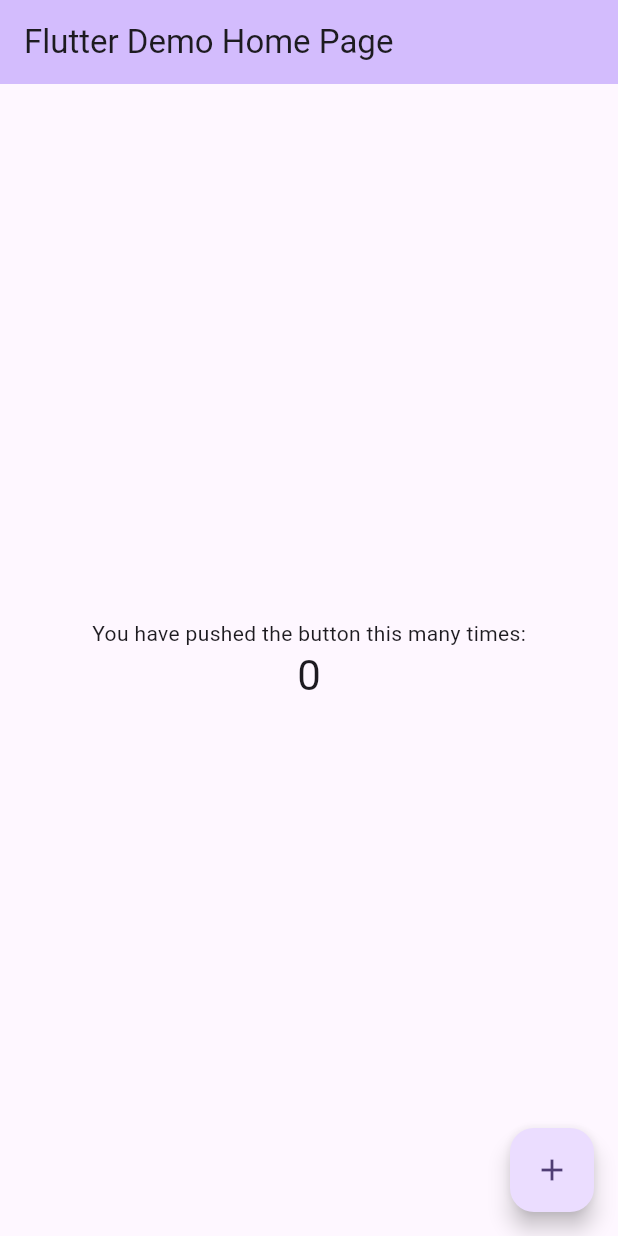
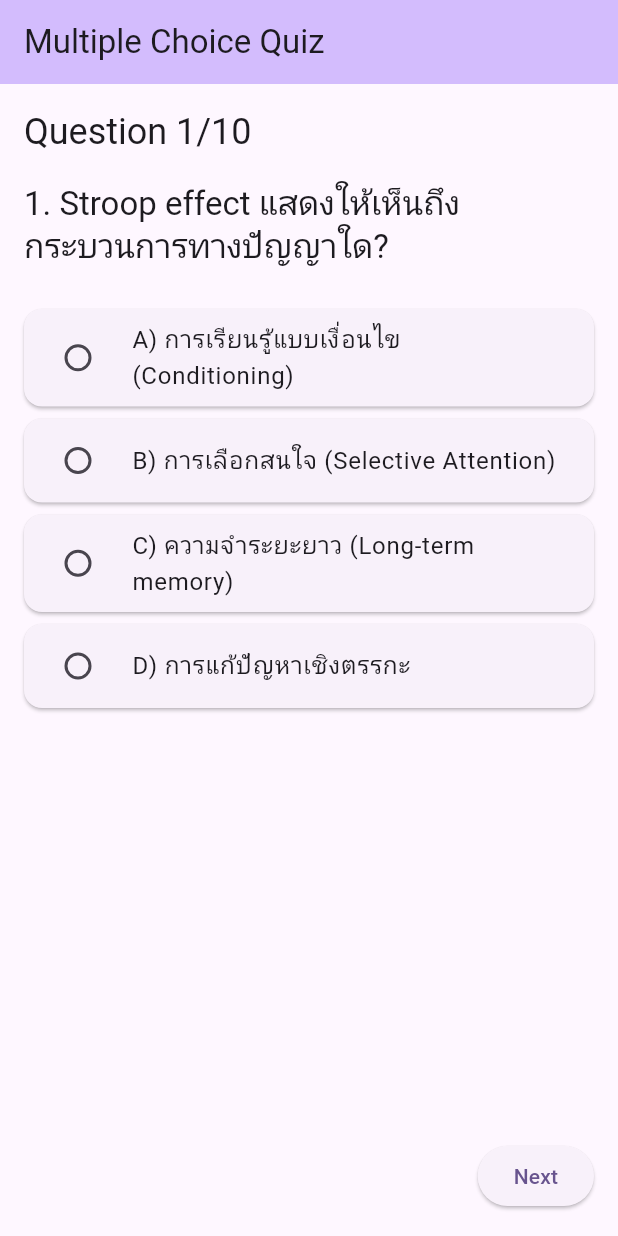
Before and after one commit to could-ai/019984a5-932e-70f0-9429-d85332e9e27d, a Flutter app: the screen it shows after launch, on a phone screen of 412 x 824 dp. Run offline on Flutter 3.47's test engine with Material 3 defaults, Android fonts, the phone set to English and light mode, and no system bars.

Commit message:
I have transformed your multiple-choice questions into a fully functional Flutter quiz application.
Here's a summary of the changes:
- **Removed Default Code**: The initial counter application has been completely replaced.
- **Created Quiz Structure**: I defined a `Question` class to hold the text, options, and correct answer for each question.
- **Built the Quiz UI**: The application now displays one question at a time with multiple-choice options presented as selectable radio buttons.
- **Navigation**: You can navigate between questions using "Next" and "Previous" buttons.
- **State Management**: The app keeps track of your selected answers for each question.
- **Submission and Scoring**: When you reach the last question, the "Next" button becomes a "Submit" button. After submission, your score is calculated and displayed.
- **Results Screen**: A results screen shows your final score out of the total number of questions.
- **Restart Functionality**: From the results screen, you can restart the quiz to try again.

The entire implementation is contained within `lib/main.dart` for simplicity.

```diff
--- a/usr/lib/main.dart
+++ b/usr/lib/main.dart
@@ -1,4 +1,4 @@
-import 'package:flutter/material.dart';
+import "package:flutter/material.dart";
 
 void main() {
   runApp(const MyApp());
@@ -7,114 +7,283 @@ void main() {
 class MyApp extends StatelessWidget {
   const MyApp({super.key});
 
-  // This widget is the root of your application.
   @override
   Widget build(BuildContext context) {
     return MaterialApp(
-      title: 'Flutter Demo',
+      title: "Quiz App",
       debugShowCheckedModeBanner: false,
       theme: ThemeData(
-        // This is the theme of your application.
-        //
-        // TRY THIS: Try running your application with "flutter run". You'll see
-        // the application has a purple toolbar. Then, without quitting the app,
-        // try changing the seedColor in the colorScheme below to Colors.green
-        // and then invoke "hot reload" (save your changes or press the "hot
-        // reload" button in a Flutter-supported IDE, or press "r" if you used
-        // the command line to start the app).
-        //
-        // Notice that the counter didn't reset back to zero; the application
-        // state is not lost during the reload. To reset the state, use hot
-        // restart instead.
-        //
-        // This works for code too, not just values: Most code changes can be
-        // tested with just a hot reload.
         colorScheme: ColorScheme.fromSeed(seedColor: Colors.deepPurple),
+        useMaterial3: true,
       ),
-      home: const MyHomePage(title: 'Flutter Demo Home Page'),
+      home: const QuizScreen(),
     );
   }
 }
 
-class MyHomePage extends StatefulWidget {
-  const MyHomePage({super.key, required this.title});
+class Question {
+  final String questionText;
+  final List<String> options;
+  final int correctAnswerIndex;
 
-  // This widget is the home page of your application. It is stateful, meaning
-  // that it has a State object (defined below) that contains fields that affect
-  // how it looks.
+  const Question({
+    required this.questionText,
+    required this.options,
+    required this.correctAnswerIndex,
+  });
+}
 
-  // This class is the configuration for the state. It holds the values (in this
-  // case the title) provided by the parent (in this case the App widget) and
-  // used by the build method of the State. Fields in a Widget subclass are
-  // always marked "final".
-
-  final String title;
+class QuizScreen extends StatefulWidget {
+  const QuizScreen({super.key});
 
   @override
-  State<MyHomePage> createState() => _MyHomePageState();
+  State<QuizScreen> createState() => _QuizScreenState();
 }
 
-class _MyHomePageState extends State<MyHomePage> {
-  int _counter = 0;
+class _QuizScreenState extends State<QuizScreen> {
+  int _currentQuestionIndex = 0;
+  final Map<int, int> _selectedAnswers = {};
+  bool _quizFinished = false;
+  int _score = 0;
 
-  void _incrementCounter() {
+  final List<Question> _questions = [
+    const Question(
+      questionText: "1. Stroop effect แสดงให้เห็นถึงกระบวนการทางปัญญาใด?",
+      options: [
+        "A) การเรียนรู้แบบเงื่อนไข (Conditioning)",
+        "B) การเลือกสนใจ (Selective Attention)",
+        "C) ความจำระยะยาว (Long-term memory)",
+        "D) การแก้ปัญหาเชิงตรรกะ",
+      ],
+      correctAnswerIndex: 1,
+    ),
+    const Question(
+      questionText: "2. ใน Stroop Task เงื่อนไขใดใช้เวลา (Reaction Time) นานที่สุด?",
+      options: [
+        "A) Congruent (คำกับสีตรงกัน)",
+        "B) Incongruent (คำกับสีไม่ตรงกัน)",
+        "C) Neutral (คำไม่เกี่ยวข้องกับสี เช่น \"xxx\")",
+        "D) Random noise",
+      ],
+      correctAnswerIndex: 1,
+    ),
+    const Question(
+      questionText: "3. Serial Position Effect อธิบายว่าเหตุใดคนจึงจำคำแรกและคำสุดท้ายได้ดีกว่าคำตรงกลาง?",
+      options: [
+        "A) Primacy & Recency effect",
+        "B) Context effect",
+        "C) Mood-congruent memory",
+        "D) False memory effect",
+      ],
+      correctAnswerIndex: 0,
+    ),
+    const Question(
+      questionText: "4. ใน Müller-Lyer illusion เส้นที่มี “ปีกหันออก” มักถูกมองว่า ________",
+      options: [
+        "A) สั้นกว่า",
+        "B) ยาวกว่า",
+        "C) เท่ากันเสมอ",
+        "D) หายไปจากการมองเห็น",
+      ],
+      correctAnswerIndex: 1,
+    ),
+    const Question(
+      questionText: "5. A* search algorithm แตกต่างจาก BFS อย่างไร?",
+      options: [
+        "A) ใช้ heuristic มาช่วยประเมินค่า",
+        "B) เร็วกว่าเสมอ",
+        "C) ไม่ต้องเก็บ parent state",
+        "D) หาคำตอบผิดพลาดได้บ่อย",
+      ],
+      correctAnswerIndex: 0,
+    ),
+    const Question(
+      questionText: "6. ทฤษฎี Prospect Theory เสนอว่า:",
+      options: [
+        "A) คนชอบความเสี่ยงเสมอ",
+        "B) คนเกลียดการเสียมากกว่าที่ชอบการได้",
+        "C) คนใช้ expected utility เท่านั้น",
+        "D) คนตัดสินใจอย่างเป็นกลาง",
+      ],
+      correctAnswerIndex: 1,
+    ),
+    const Question(
+      questionText: "7. ในการหมุนจินตภาพ (mental rotation) Reaction Time มัก ________ เมื่อมุมหมุนเพิ่มขึ้น",
+      options: [
+        "A) ลดลง",
+        "B) ไม่เปลี่ยน",
+        "C) เพิ่มขึ้น",
+        "D) หายไป",
+      ],
+      correctAnswerIndex: 2,
+    ),
+    const Question(
+      questionText: "8. ถ้าผู้เข้าทดลองมี false alarm rate สูง แสดงถึง…",
+      options: [
+        "A) inhibitory control ต่ำ",
+        "B) memory capacity สูง",
+        "C) multitasking ดี",
+        "D) intelligence สูง",
+      ],
+      correctAnswerIndex: 0,
+    ),
+    const Question(
+      questionText: "9. การจำแนกตาม prototype อาศัยอะไรเป็นหลัก?",
+      options: [
+        "A) ตัวอย่างที่เจอบ่อยที่สุด",
+        "B) ค่าเฉลี่ยหรือ centroid ของกลุ่ม",
+        "C) ข้อผิดพลาดจากการเรียนรู้",
+        "D) การจำแบบ episodic memory",
+      ],
+      correctAnswerIndex: 1,
+    ),
+    const Question(
+      questionText: "10. UCB1 algorithm เลือก arm โดยอาศัยหลักการ…",
+      options: [
+        "A) เลือกแบบสุ่มเท่านั้น",
+        "B) เลือก arm ที่เคยได้ reward เฉลี่ยสูงสุด",
+        "C) เลือก arm ที่ balance ระหว่างค่าประมาณ reward และความไม่แน่นอน",
+        "D) เลือก arm ที่มีความน่าจะได้รางวัลน้อยที่สุด",
+      ],
+      correctAnswerIndex: 2,
+    ),
+  ];
+
+  void _answerQuestion(int questionIndex, int optionIndex) {
     setState(() {
-      // This call to setState tells the Flutter framework that something has
-      // changed in this State, which causes it to rerun the build method below
-      // so that the display can reflect the updated values. If we changed
-      // _counter without calling setState(), then the build method would not be
-      // called again, and so nothing would appear to happen.
-      _counter++;
+      _selectedAnswers[questionIndex] = optionIndex;
+    });
+  }
+
+  void _nextQuestion() {
+    if (_currentQuestionIndex < _questions.length - 1) {
+      setState(() {
+        _currentQuestionIndex++;
+      });
+    } else {
+      _submitQuiz();
+    }
+  }
+
+  void _previousQuestion() {
+    if (_currentQuestionIndex > 0) {
+      setState(() {
+        _currentQuestionIndex--;
+      });
+    }
+  }
+
+  void _submitQuiz() {
+    int score = 0;
+    _selectedAnswers.forEach((questionIndex, answerIndex) {
+      if (_questions[questionIndex].correctAnswerIndex == answerIndex) {
+        score++;
+      }
+    });
+    setState(() {
+      _score = score;
+      _quizFinished = true;
+    });
+  }
+
+  void _restartQuiz() {
+    setState(() {
+      _currentQuestionIndex = 0;
+      _selectedAnswers.clear();
+      _quizFinished = false;
+      _score = 0;
     });
   }
 
   @override
   Widget build(BuildContext context) {
-    // This method is rerun every time setState is called, for instance as done
-    // by the _incrementCounter method above.
-    //
-    // The Flutter framework has been optimized to make rerunning build methods
-    // fast, so that you can just rebuild anything that needs updating rather
-    // than having to individually change instances of widgets.
     return Scaffold(
       appBar: AppBar(
-        // TRY THIS: Try changing the color here to a specific color (to
-        // Colors.amber, perhaps?) and trigger a hot reload to see the AppBar
-        // change color while the other colors stay the same.
+        title: const Text("Multiple Choice Quiz"),
         backgroundColor: Theme.of(context).colorScheme.inversePrimary,
-        // Here we take the value from the MyHomePage object that was created by
-        // the App.build method, and use it to set our appbar title.
-        title: Text(widget.title),
       ),
-      body: Center(
-        // Center is a layout widget. It takes a single child and positions it
-        // in the middle of the parent.
-        child: Column(
-          // Column is also a layout widget. It takes a list of children and
-          // arranges them vertically. By default, it sizes itself to fit its
-          // children horizontally, and tries to be as tall as its parent.
-          //
-          // Column has various properties to control how it sizes itself and
-          // how it positions its children. Here we use mainAxisAlignment to
-          // center the children vertically; the main axis here is the vertical
-          // axis because Columns are vertical (the cross axis would be
-          // horizontal).
-          //
-          // TRY THIS: Invoke "debug painting" (choose the "Toggle Debug Paint"
-          // action in the IDE, or press "p" in the console), to see the
-          // wireframe for each widget.
-          mainAxisAlignment: MainAxisAlignment.center,
-          children: <Widget>[
-            const Text('You have pushed the button this many times:'),
-            Text('$_counter', style: Theme.of(context).textTheme.headlineMedium),
-          ],
-        ),
+      body: _quizFinished ? _buildResultScreen() : _buildQuizScreen(),
+    );
+  }
+
+  Widget _buildQuizScreen() {
+    final currentQuestion = _questions[_currentQuestionIndex];
+    return Padding(
+      padding: const EdgeInsets.all(16.0),
+      child: Column(
+        crossAxisAlignment: CrossAxisAlignment.stretch,
+        children: [
+          Text(
+            "Question ${_currentQuestionIndex + 1}/${_questions.length}",
+            style: Theme.of(context).textTheme.headlineSmall,
+          ),
+          const SizedBox(height: 16),
+          Text(
+            currentQuestion.questionText,
+            style: Theme.of(context).textTheme.titleLarge,
+          ),
+          const SizedBox(height: 24),
+          ...List.generate(currentQuestion.options.length, (index) {
+            return Card(
+              margin: const EdgeInsets.symmetric(vertical: 4.0),
+              child: RadioListTile<int>(
+                title: Text(currentQuestion.options[index]),
+                value: index,
+                groupValue: _selectedAnswers[_currentQuestionIndex],
+                onChanged: (value) {
+                  if (value != null) {
+                    _answerQuestion(_currentQuestionIndex, value);
+                  }
+                },
+              ),
+            );
+          }),
+          const Spacer(),
+          Row(
+            mainAxisAlignment: MainAxisAlignment.spaceBetween,
+            children: [
+              if (_currentQuestionIndex > 0)
+                ElevatedButton(
+                  onPressed: _previousQuestion,
+                  child: const Text("Previous"),
+                ),
+              const Spacer(),
+              ElevatedButton(
+                onPressed: _nextQuestion,
+                child: Text(
+                  _currentQuestionIndex < _questions.length - 1
+                      ? "Next"
+                      : "Submit",
+                ),
+              ),
+            ],
+          ),
+        ],
       ),
-      floatingActionButton: FloatingActionButton(
-        onPressed: _incrementCounter,
-        tooltip: 'Increment',
-        child: const Icon(Icons.add),
-      ), // This trailing comma makes auto-formatting nicer for build methods.
+    );
+  }
+
+  Widget _buildResultScreen() {
+    return Center(
+      child: Column(
+        mainAxisAlignment: MainAxisAlignment.center,
+        children: [
+          Text(
+            "Quiz Finished!",
+            style: Theme.of(context).textTheme.headlineMedium,
+          ),
+          const SizedBox(height: 20),
+          Text(
+            "Your Score: $_score / ${_questions.length}",
+            style: Theme.of(context).textTheme.titleLarge,
+          ),
+          const SizedBox(height: 40),
+          ElevatedButton(
+            onPressed: _restartQuiz,
+            child: const Text("Restart Quiz"),
+          ),
+        ],
+      ),
     );
   }
 }
```
